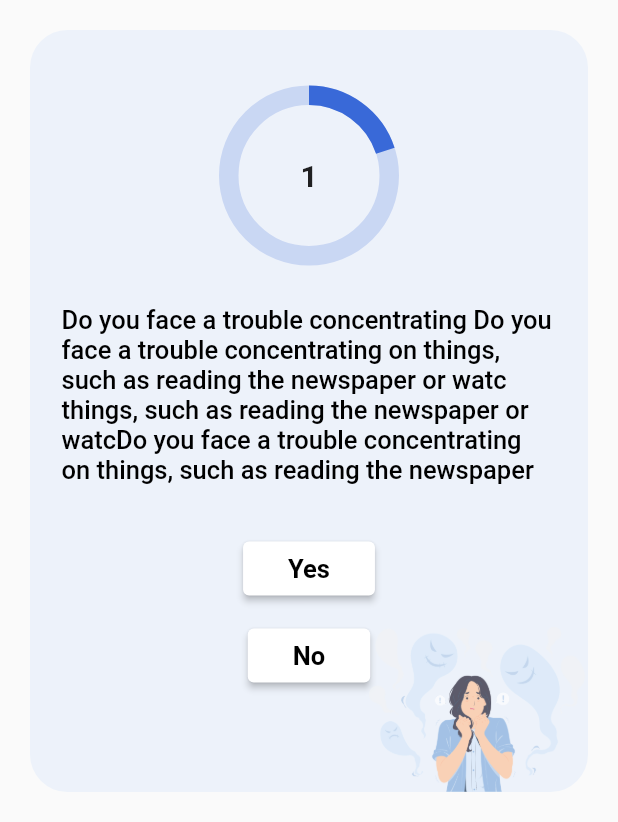
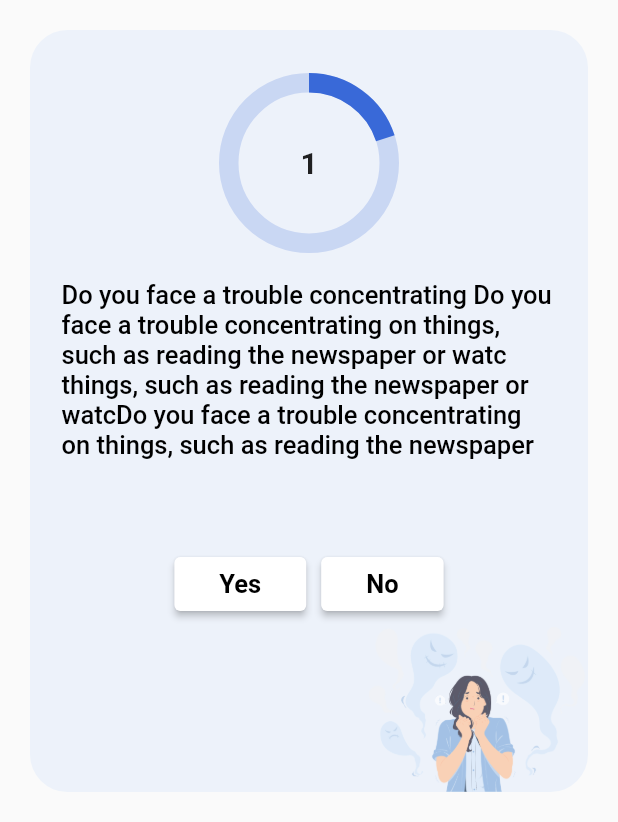
Before and after one commit to akshaykalola28/myndro, a Flutter app: the AssessmentScreen screen opened by its route, on a phone screen of 412 x 824 dp, the part 414-1236 px from its top. Run offline on Flutter 3.47's test engine with Material 2 defaults, Android fonts, the phone set to English and light mode, and no system bars; drawn by our look-alikes of percent_indicator; our stand-ins replace carousel_slider, flutter_rating_bar, get, like_button, otp_text_field, syncfusion_flutter_gauges and 2 more; missing offline and left inert: angles, filter_list; Roboto replaces fonts that are missing (Microsoft JhengHei).

Commit message:
minnor changes

```diff
--- a/lib/screens/assesment_screen/assesment_screen.dart
+++ b/lib/screens/assesment_screen/assesment_screen.dart
@@ -79,7 +79,9 @@ class AssessmentScreen extends GetView<AssessmentController> {
                         //   height: 20,
                         // ),
                         Expanded(
-                          child: Column(
+                          child: Row(
+                            mainAxisAlignment: MainAxisAlignment.center,
+                            crossAxisAlignment: CrossAxisAlignment.center,
                             children: [
                               ElevatedButton(
                                 child: const Text('Yes'),
@@ -100,7 +102,7 @@ class AssessmentScreen extends GetView<AssessmentController> {
                                     )),
                               ),
                               const SizedBox(
-                                height: 10,
+                                width: 10,
                               ),
                               ElevatedButton(
                                 child: const Text('No'),
@@ -122,6 +124,9 @@ class AssessmentScreen extends GetView<AssessmentController> {
                               ),
                             ],
                           ),
+                        ),
+                        const SizedBox(
+                          height: 50,
                         )
                       ],
                     ),
```
